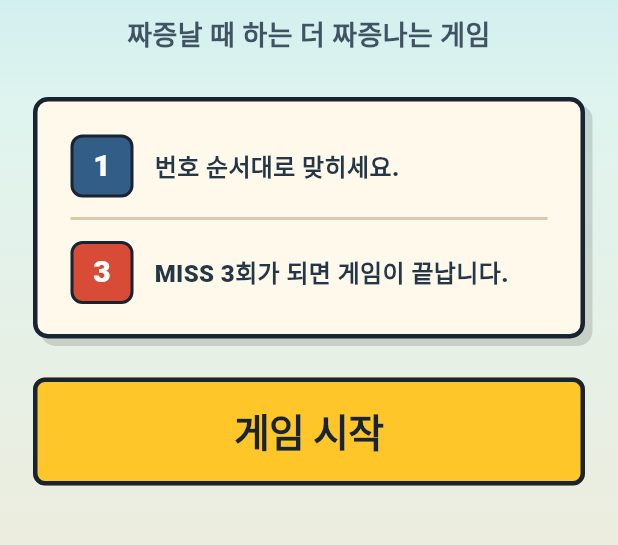
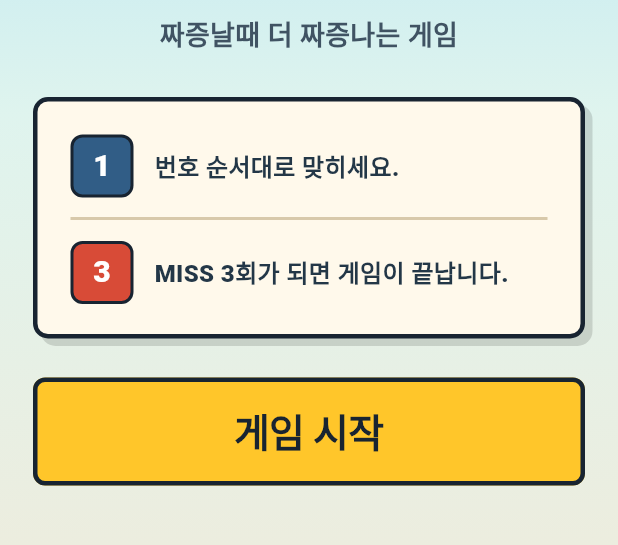
Before and after one commit to tigerpusan/bug-hunter-pixel, a Flutter app: the screen it shows after launch, on a phone screen of 412 x 824 dp, the part 503-1048 px from its top. Run offline on Flutter 3.47's test engine with Material 3 defaults, Android fonts, the light colour scheme and no system bars; our stand-ins replace shared_preferences, webview_flutter.

Commit message:
V1.3.4 finalize Bug Hunter rage slogan

```diff
--- a/lib/app.dart
+++ b/lib/app.dart
@@ -82,7 +82,7 @@ class HomeScreen extends StatelessWidget {
                     ),
                     const SizedBox(height: 10),
                     const Text(
-                      '짜증날 때 하는 더 짜증나는 게임',
+                      '짜증날때 더 짜증나는 게임',
                       textAlign: TextAlign.center,
                       style: TextStyle(
                         fontSize: 18,
```
